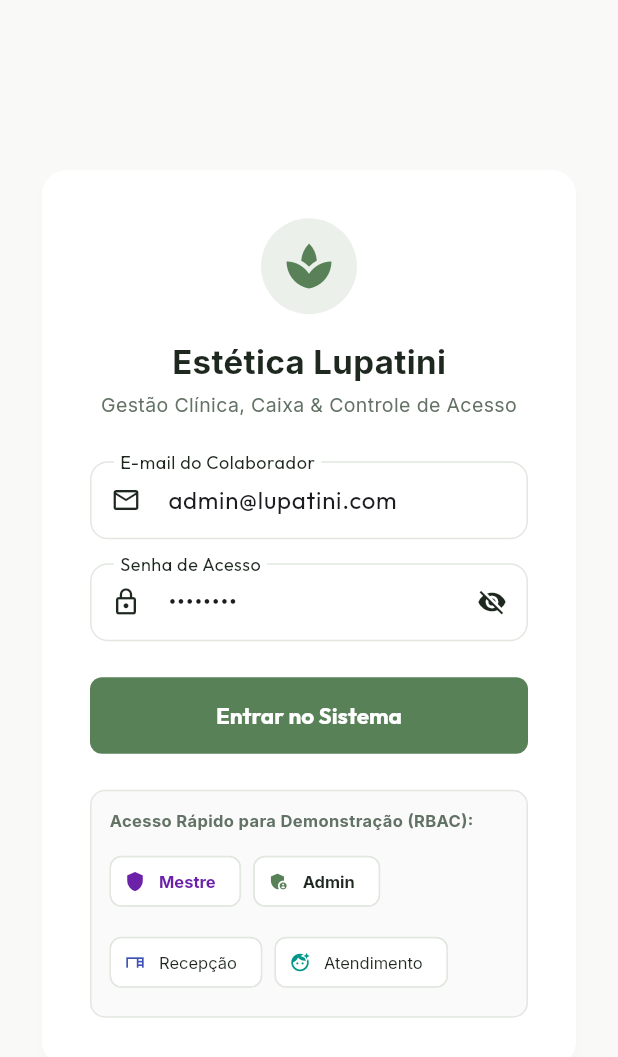
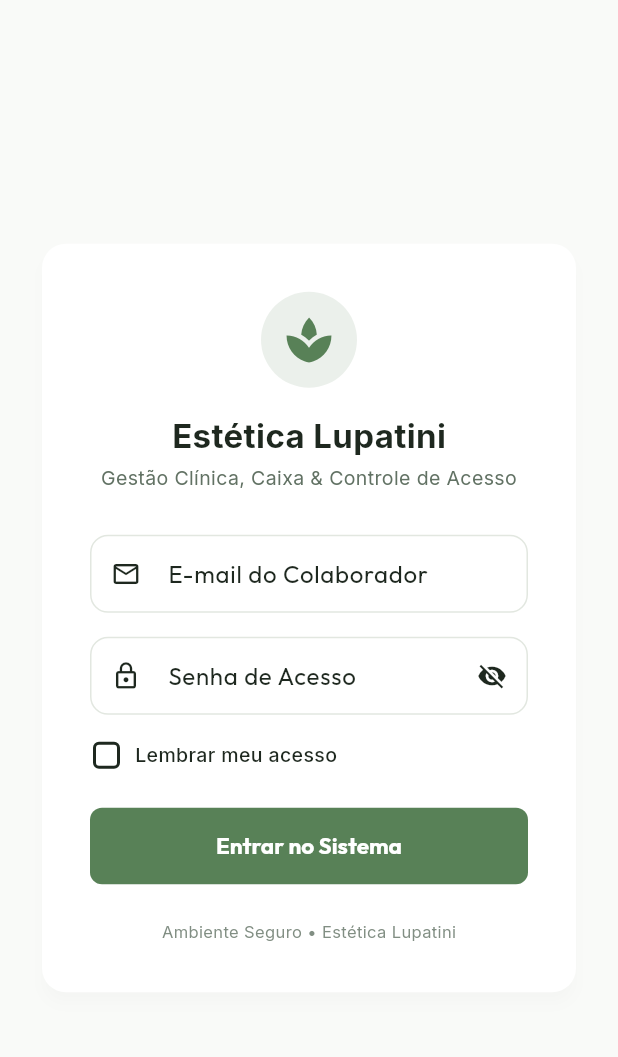
Before and after one commit to GabrielAleDore/estetica-lupatini, a Flutter app: the screen it shows after launch, on a phone screen of 412 x 824 dp. Shown: the top 1057 px of the screen. Run offline on Flutter 3.47's test engine with Material 3 defaults, Android fonts, the phone set to English and light mode, and no system bars; our stand-ins replace equatable, flutter_bloc, google_fonts, pdf, printing, shared_preferences and 1 more; accounts and stored records are empty.

Commit message:
feat(auth): refatora tela de login para producao com lembrar acesso e remocao de atalhos demo

```diff
--- a/frontend/lib/features/auth/presentation/cubit/auth_cubit.dart
+++ b/frontend/lib/features/auth/presentation/cubit/auth_cubit.dart
@@ -1,4 +1,5 @@
 import 'package:flutter_bloc/flutter_bloc.dart';
+import 'package:shared_preferences/shared_preferences.dart';
 import '../../data/auth_repository.dart';
 import 'auth_state.dart';
 
@@ -54,6 +55,11 @@ class AuthCubit extends Cubit<AuthState> {
 
   Future<void> logout() async {
     await _repository.signOut();
+    try {
+      final prefs = await SharedPreferences.getInstance();
+      await prefs.remove('lembrar_email_lupatini');
+      await prefs.setBool('lembrar_acesso_lupatini', false);
+    } catch (_) {}
     emit(state.copyWith(
       status: AuthStatus.unauthenticated,
       clearUsuario: true,
--- a/frontend/lib/features/auth/presentation/pages/login_page.dart
+++ b/frontend/lib/features/auth/presentation/pages/login_page.dart
@@ -1,5 +1,6 @@
 import 'package:flutter/material.dart';
 import 'package:flutter_bloc/flutter_bloc.dart';
+import 'package:shared_preferences/shared_preferences.dart';
 import '../../../../core/constants/app_colors.dart';
 import '../cubit/auth_cubit.dart';
 import '../cubit/auth_state.dart';
@@ -12,10 +13,20 @@ class LoginPage extends StatefulWidget {
 }
 
 class _LoginPageState extends State<LoginPage> {
+  static const String _keyRememberedEmail = 'lembrar_email_lupatini';
+  static const String _keyRememberMe = 'lembrar_acesso_lupatini';
+
   final _formKey = GlobalKey<FormState>();
-  final _emailController = TextEditingController(text: 'admin@lupatini.com');
-  final _senhaController = TextEditingController(text: 'admin123');
+  final _emailController = TextEditingController();
+  final _senhaController = TextEditingController();
   bool _obscurePassword = true;
+  bool _lembrarAcesso = false;
+
+  @override
+  void initState() {
+    super.initState();
+    _carregarEmailSalvo();
+  }
 
   @override
   void dispose() {
@@ -24,19 +35,83 @@ class _LoginPageState extends State<LoginPage> {
     super.dispose();
   }
 
-  void _preencherCredenciais(String email, String senha) {
-    setState(() {
-      _emailController.text = email;
-      _senhaController.text = senha;
-    });
+  Future<void> _carregarEmailSalvo() async {
+    try {
+      final prefs = await SharedPreferences.getInstance();
+      final rememberMe = prefs.getBool(_keyRememberMe) ?? false;
+      final savedEmail = prefs.getString(_keyRememberedEmail);
+      if (rememberMe && savedEmail != null && savedEmail.trim().isNotEmpty) {
+        if (mounted) {
+          setState(() {
+            _emailController.text = savedEmail.trim();
+            _lembrarAcesso = true;
+          });
+        }
+      }
+    } catch (_) {}
   }
 
-  void _fazerLogin() {
+  void _onLembrarAcessoChanged(bool? value) async {
+    final checked = value ?? false;
+    setState(() {
+      _lembrarAcesso = checked;
+    });
+    if (!checked) {
+      try {
+        final prefs = await SharedPreferences.getInstance();
+        await prefs.remove(_keyRememberedEmail);
+        await prefs.setBool(_keyRememberMe, false);
+      } catch (_) {}
+    }
+  }
+
+  Future<void> _fazerLogin() async {
+    final email = _emailController.text.trim();
+    final senha = _senhaController.text;
+
+    // Validação preventiva discreta
+    if (email.isEmpty) {
+      ScaffoldMessenger.of(context).showSnackBar(
+        const SnackBar(
+          content: Text('Por favor, informe seu e-mail de acesso.'),
+          backgroundColor: AppColors.warning,
+          behavior: SnackBarBehavior.floating,
+          duration: Duration(seconds: 2),
+        ),
+      );
+      return;
+    }
+
+    if (senha.isEmpty) {
+      ScaffoldMessenger.of(context).showSnackBar(
+        const SnackBar(
+          content: Text('Por favor, informe sua senha de acesso.'),
+          backgroundColor: AppColors.warning,
+          behavior: SnackBarBehavior.floating,
+          duration: Duration(seconds: 2),
+        ),
+      );
+      return;
+    }
+
     if (_formKey.currentState?.validate() ?? false) {
-      context.read<AuthCubit>().login(
-        email: _emailController.text,
-        password: _senhaController.text,
+      final sucesso = await context.read<AuthCubit>().login(
+        email: email,
+        password: senha,
       );
+
+      if (sucesso) {
+        try {
+          final prefs = await SharedPreferences.getInstance();
+          if (_lembrarAcesso) {
+            await prefs.setString(_keyRememberedEmail, email);
+            await prefs.setBool(_keyRememberMe, true);
+          } else {
+            await prefs.remove(_keyRememberedEmail);
+            await prefs.setBool(_keyRememberMe, false);
+          }
+        } catch (_) {}
+      }
     }
   }
 
@@ -134,6 +209,7 @@ class _LoginPageState extends State<LoginPage> {
                         keyboardType: TextInputType.emailAddress,
                         decoration: const InputDecoration(
                           labelText: 'E-mail do Colaborador',
+                          hintText: 'exemplo@lupatini.com',
                           prefixIcon: Icon(Icons.email_outlined, size: 20),
                           border: OutlineInputBorder(),
                         ),
@@ -152,6 +228,7 @@ class _LoginPageState extends State<LoginPage> {
                         obscureText: _obscurePassword,
                         decoration: InputDecoration(
                           labelText: 'Senha de Acesso',
+                          hintText: '••••••••',
                           prefixIcon: const Icon(Icons.lock_outline, size: 20),
                           border: const OutlineInputBorder(),
                           suffixIcon: IconButton(
@@ -170,9 +247,43 @@ class _LoginPageState extends State<LoginPage> {
                           return null;
                         },
                       ),
-                      const SizedBox(height: 24),
+                      const SizedBox(height: 12),
 
-                      // Botão Entrar
+                      // Checkbox "Lembrar meu acesso"
+                      InkWell(
+                        onTap: () => _onLembrarAcessoChanged(!_lembrarAcesso),
+                        borderRadius: BorderRadius.circular(6),
+                        child: Padding(
+                          padding: const EdgeInsets.symmetric(vertical: 4),
+                          child: Row(
+                            mainAxisSize: MainAxisSize.min,
+                            children: [
+                              SizedBox(
+                                width: 22,
+                                height: 22,
+                                child: Checkbox(
+                                  value: _lembrarAcesso,
+                                  activeColor: AppColors.primary,
+                                  shape: RoundedRectangleBorder(borderRadius: BorderRadius.circular(4)),
+                                  onChanged: _onLembrarAcessoChanged,
+                                ),
+                              ),
+                              const SizedBox(width: 8),
+                              const Text(
+                                'Lembrar meu acesso',
+                                style: TextStyle(
+                                  fontSize: 13,
+                                  color: AppColors.textPrimaryLight,
+                                  fontWeight: FontWeight.w500,
+                                ),
+                              ),
+                            ],
+                          ),
+                        ),
+                      ),
+                      const SizedBox(height: 20),
+
+                      // Botão Entrar no Sistema
                       BlocBuilder<AuthCubit, AuthState>(
                         builder: (context, state) {
                           final isLoading = state.status == AuthStatus.loading;
@@ -199,49 +310,14 @@ class _LoginPageState extends State<LoginPage> {
                       ),
                       const SizedBox(height: 24),
 
-                      // Atalhos Rápidos para Teste de Perfis (RBAC)
-                      Container(
-                        padding: const EdgeInsets.all(12),
-                        decoration: BoxDecoration(
-                          color: Colors.grey.shade50,
-                          borderRadius: BorderRadius.circular(10),
-                          border: Border.all(color: AppColors.borderLight),
-                        ),
-                        child: Column(
-                          crossAxisAlignment: CrossAxisAlignment.start,
-                          children: [
-                            const Text(
-                              'Acesso Rápido para Demonstração (RBAC):',
-                              style: TextStyle(fontSize: 11, fontWeight: FontWeight.bold, color: AppColors.textSecondaryLight),
-                            ),
-                            const SizedBox(height: 8),
-                            Wrap(
-                              spacing: 8,
-                              runSpacing: 6,
-                              children: [
-                                ActionChip(
-                                  avatar: const Icon(Icons.shield, size: 14, color: Color(0xFF6B21A8)),
-                                  label: const Text('Mestre', style: TextStyle(fontSize: 11, fontWeight: FontWeight.bold, color: Color(0xFF6B21A8))),
-                                  onPressed: () => _preencherCredenciais('mestre@lupatini.com', 'mestre123'),
-                                ),
-                                ActionChip(
-                                  avatar: const Icon(Icons.admin_panel_settings, size: 14, color: AppColors.primary),
-                                  label: const Text('Admin', style: TextStyle(fontSize: 11, fontWeight: FontWeight.bold)),
-                                  onPressed: () => _preencherCredenciais('admin@lupatini.com', 'admin123'),
-                                ),
-                                ActionChip(
-                                  avatar: const Icon(Icons.desk, size: 14, color: Colors.indigo),
-                                  label: const Text('Recepção', style: TextStyle(fontSize: 11)),
-                                  onPressed: () => _preencherCredenciais('recepcao@lupatini.com', 'recepcao123'),
-                                ),
-                                ActionChip(
-                                  avatar: const Icon(Icons.face_retouching_natural, size: 14, color: Colors.teal),
-                                  label: const Text('Atendimento', style: TextStyle(fontSize: 11)),
-                                  onPressed: () => _preencherCredenciais('atendimento@lupatini.com', 'atendimento123'),
-                                ),
-                              ],
-                            ),
-                          ],
+                      // Rodapé Institucional
+                      Center(
+                        child: Text(
+                          'Ambiente Seguro • Estética Lupatini',
+                          style: TextStyle(
+                            fontSize: 11,
+                            color: AppColors.textSecondaryLight.withValues(alpha: 0.8),
+                          ),
                         ),
                       ),
                     ],
--- a/frontend/pubspec.yaml
+++ b/frontend/pubspec.yaml
@@ -20,6 +20,7 @@ dependencies:
   pdf: ^3.11.1
   printing: ^5.13.2
   url_launcher: ^6.3.0
+  shared_preferences: ^2.5.5
 
 dev_dependencies:
   flutter_test:
```
Also changed, not shown: frontend/pubspec.lock, 1 other file.
